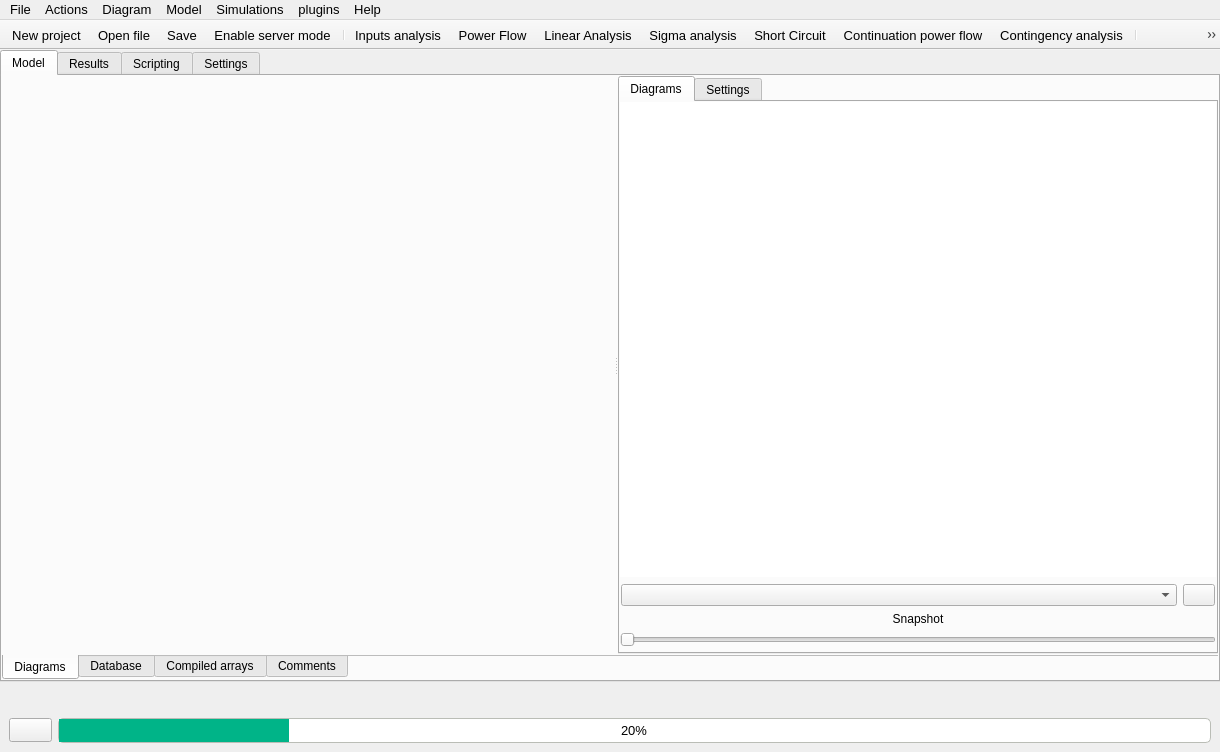
SanPen/GridCal, file src/GridCal/Gui/Main/MainWindow.ui: the form before one commit.
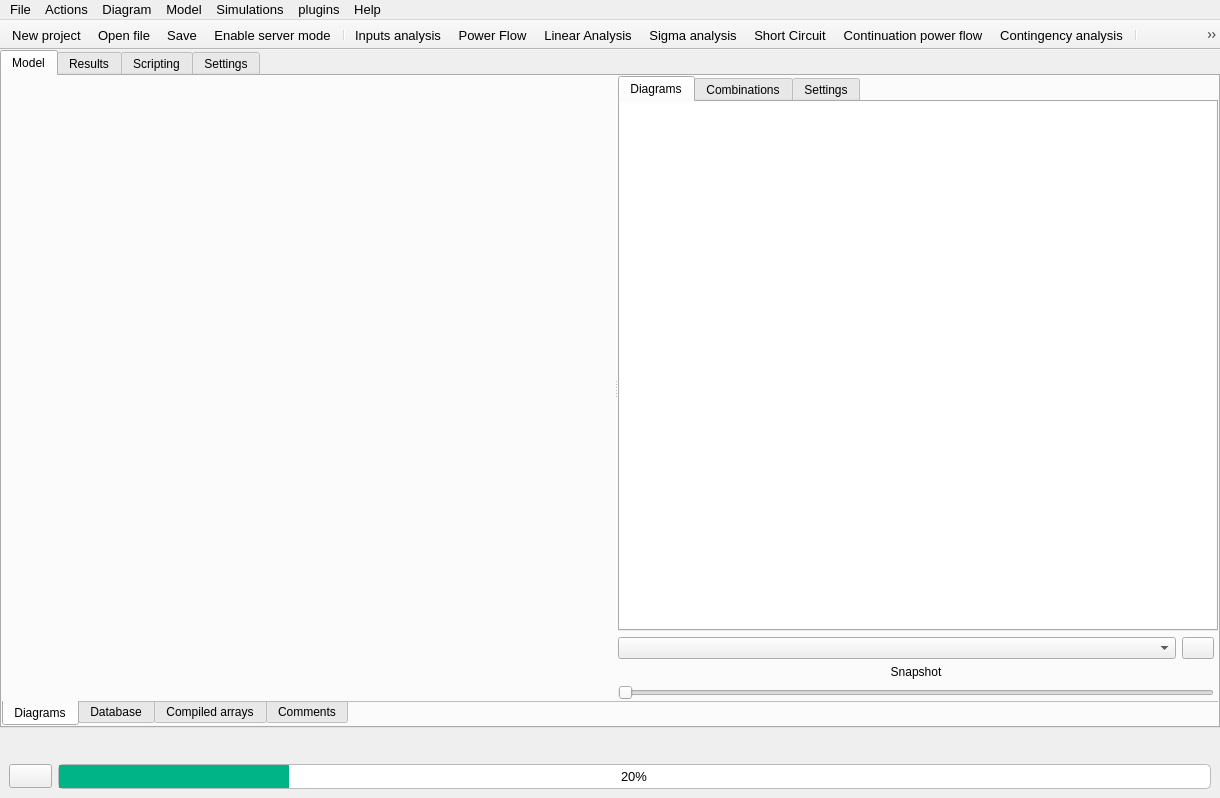
The form after the commit. Icons and pictures are not drawn.

```diff
--- a/src/GridCal/Gui/Main/MainWindow.ui
+++ b/src/GridCal/Gui/Main/MainWindow.ui
@@ -332,7 +332,7 @@
                         <number>0</number>
                        </property>
                        <property name="bottomMargin">
-                        <number>5</number>
+                        <number>1</number>
                        </property>
                        <item>
                         <widget class="QListView" name="diagramsListView">
@@ -349,96 +349,33 @@
                          </property>
                         </widget>
                        </item>
+                      </layout>
+                     </widget>
+                     <widget class="QWidget" name="tab">
+                      <attribute name="icon">
+                       <iconset resource="icons.qrc">
+                        <normaloff>:/Icons/icons/data.svg</normaloff>:/Icons/icons/data.svg</iconset>
+                      </attribute>
+                      <attribute name="title">
+                       <string>Combinations</string>
+                      </attribute>
+                      <layout class="QVBoxLayout" name="verticalLayout">
+                       <property name="leftMargin">
+                        <number>0</number>
+                       </property>
+                       <property name="topMargin">
+                        <number>0</number>
+                       </property>
+                       <property name="rightMargin">
+                        <number>0</number>
+                       </property>
+                       <property name="bottomMargin">
+                        <number>1</number>
+                       </property>
                        <item>
-                        <widget class="QFrame" name="grid_colouring_frame">
-                         <property name="maximumSize">
-                          <size>
-                           <width>16777215</width>
-                           <height>50</height>
-                          </size>
-                         </property>
+                        <widget class="QTreeView" name="combinationsTreeView">
                          <property name="frameShape">
                           <enum>QFrame::NoFrame</enum>
-                         </property>
-                         <property name="frameShadow">
-                          <enum>QFrame::Raised</enum>
-                         </property>
-                         <layout class="QHBoxLayout" name="horizontalLayout_30">
-                          <property name="leftMargin">
-                           <number>1</number>
-                          </property>
-                          <property name="topMargin">
-                           <number>1</number>
-                          </property>
-                          <property name="rightMargin">
-                           <number>1</number>
-                          </property>
-                          <property name="bottomMargin">
-                           <number>0</number>
-                          </property>
-                          <item>
-                           <widget class="QComboBox" name="available_results_to_color_comboBox">
-                            <property name="minimumSize">
-                             <size>
-                              <width>164</width>
-                              <height>0</height>
-                             </size>
-                            </property>
-                            <property name="font">
-                             <font>
-                              <pointsize>9</pointsize>
-                             </font>
-                            </property>
-                            <property name="toolTip">
-                             <string>Available results</string>
-                            </property>
-                           </widget>
-                          </item>
-                          <item>
-                           <widget class="QPushButton" name="colour_results_pushButton">
-                            <property name="maximumSize">
-                             <size>
-                              <width>32</width>
-                              <height>16777215</height>
-                             </size>
-                            </property>
-                            <property name="toolTip">
-                             <string>Color the grid with the selected study</string>
-                            </property>
-                            <property name="text">
-                             <string/>
-                            </property>
-                            <property name="icon">
-                             <iconset resource="icons.qrc">
-                              <normaloff>:/Icons/icons/color_grid.svg</normaloff>:/Icons/icons/color_grid.svg</iconset>
-                            </property>
-                           </widget>
-                          </item>
-                         </layout>
-                        </widget>
-                       </item>
-                       <item>
-                        <widget class="QLabel" name="schematic_step_label">
-                         <property name="font">
-                          <font>
-                           <pointsize>9</pointsize>
-                          </font>
-                         </property>
-                         <property name="text">
-                          <string>Snapshot</string>
-                         </property>
-                         <property name="alignment">
-                          <set>Qt::AlignCenter</set>
-                         </property>
-                        </widget>
-                       </item>
-                       <item>
-                        <widget class="QSlider" name="diagram_step_slider">
-                         <property name="toolTip">
-                          <string>&lt;html&gt;&lt;head/&gt;&lt;body&gt;&lt;p&gt;&lt;span style=&quot; font-weight:700;&quot;&gt;Time slider&lt;/span&gt;&lt;/p&gt;&lt;p&gt;Move this time slider to select the appropriate time slot to view.&lt;/p&gt;&lt;p&gt;The first position sets the snapshot values, the rest attend to the time series values.&lt;/p&gt;&lt;/body&gt;&lt;/html&gt;</string>
-                         </property>
-                         <property name="orientation">
-                          <enum>Qt::Horizontal</enum>
                          </property>
                         </widget>
                        </item>
@@ -484,7 +421,7 @@
                            <number>6</number>
                           </property>
                           <property name="bottomMargin">
-                           <number>0</number>
+                           <number>4</number>
                           </property>
                           <item row="17" column="0">
                            <widget class="QLabel" name="label_118">
@@ -1341,6 +1278,93 @@
                      </widget>
                     </widget>
                    </item>
+                   <item>
+                    <widget class="QFrame" name="grid_colouring_frame">
+                     <property name="frameShape">
+                      <enum>QFrame::NoFrame</enum>
+                     </property>
+                     <property name="frameShadow">
+                      <enum>QFrame::Raised</enum>
+                     </property>
+                     <layout class="QGridLayout" name="gridLayout_31">
+                      <property name="leftMargin">
+                       <number>0</number>
+                      </property>
+                      <property name="topMargin">
+                       <number>0</number>
+                      </property>
+                      <property name="rightMargin">
+                       <number>4</number>
+                      </property>
+                      <property name="bottomMargin">
+                       <number>0</number>
+                      </property>
+                      <item row="2" column="0" colspan="3">
+                       <widget class="QLabel" name="schematic_step_label">
+                        <property name="font">
+                         <font>
+                          <pointsize>9</pointsize>
+                         </font>
+                        </property>
+                        <property name="text">
+                         <string>Snapshot</string>
+                        </property>
+                        <property name="alignment">
+                         <set>Qt::AlignCenter</set>
+                        </property>
+                       </widget>
+                      </item>
+                      <item row="0" column="0" rowspan="2" colspan="2">
+                       <widget class="QComboBox" name="available_results_to_color_comboBox">
+                        <property name="minimumSize">
+                         <size>
+                          <width>164</width>
+                          <height>0</height>
+                         </size>
+                        </property>
+                        <property name="font">
+                         <font>
+                          <pointsize>9</pointsize>
+                         </font>
+                        </property>
+                        <property name="toolTip">
+                         <string>Available results</string>
+                        </property>
+                       </widget>
+                      </item>
+                      <item row="0" column="2" rowspan="2">
+                       <widget class="QPushButton" name="colour_results_pushButton">
+                        <property name="maximumSize">
+                         <size>
+                          <width>32</width>
+                          <height>16777215</height>
+                         </size>
+                        </property>
+                        <property name="toolTip">
+                         <string>Color the grid with the selected study</string>
+                        </property>
+                        <property name="text">
+                         <string/>
+                        </property>
+                        <property name="icon">
+                         <iconset resource="icons.qrc">
+                          <normaloff>:/Icons/icons/color_grid.svg</normaloff>:/Icons/icons/color_grid.svg</iconset>
+                        </property>
+                       </widget>
+                      </item>
+                      <item row="3" column="0" colspan="3">
+                       <widget class="QSlider" name="diagram_step_slider">
+                        <property name="toolTip">
+                         <string>&lt;html&gt;&lt;head/&gt;&lt;body&gt;&lt;p&gt;&lt;span style=&quot; font-weight:700;&quot;&gt;Time slider&lt;/span&gt;&lt;/p&gt;&lt;p&gt;Move this time slider to select the appropriate time slot to view.&lt;/p&gt;&lt;p&gt;The first position sets the snapshot values, the rest attend to the time series values.&lt;/p&gt;&lt;/body&gt;&lt;/html&gt;</string>
+                        </property>
+                        <property name="orientation">
+                         <enum>Qt::Horizontal</enum>
+                        </property>
+                       </widget>
+                      </item>
+                     </layout>
+                    </widget>
+                   </item>
                   </layout>
                  </widget>
                 </widget>
```
